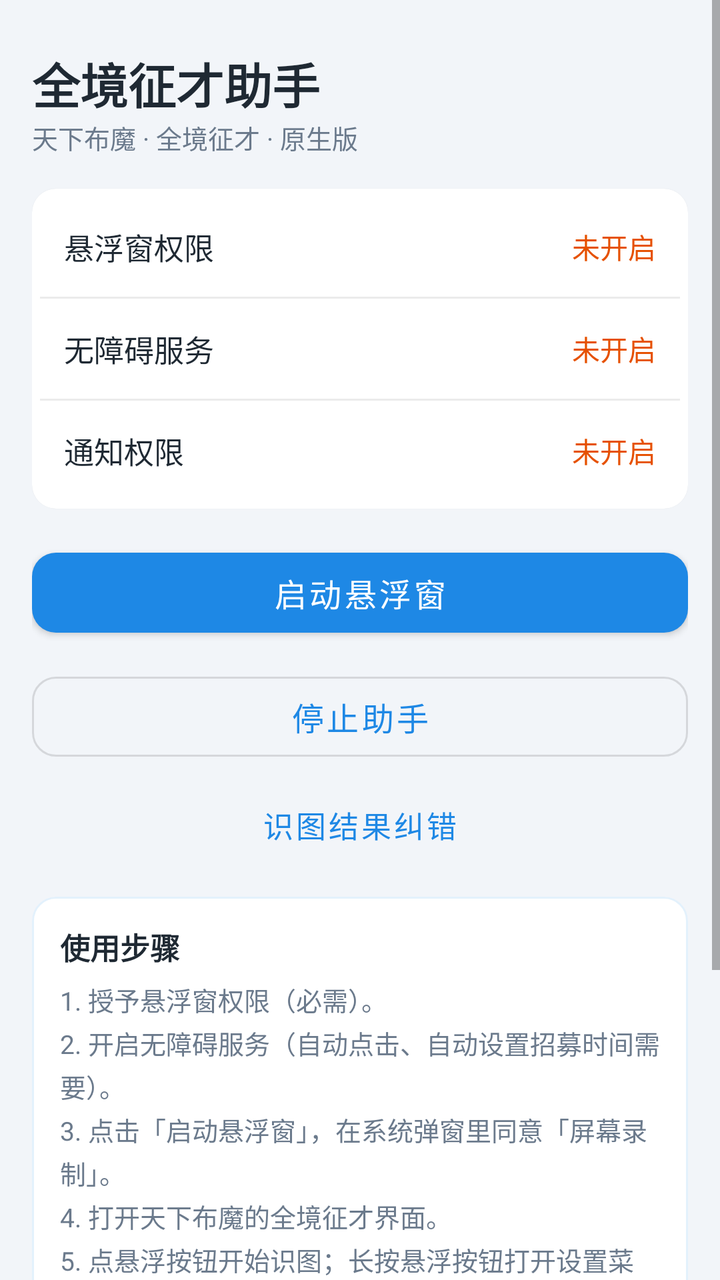
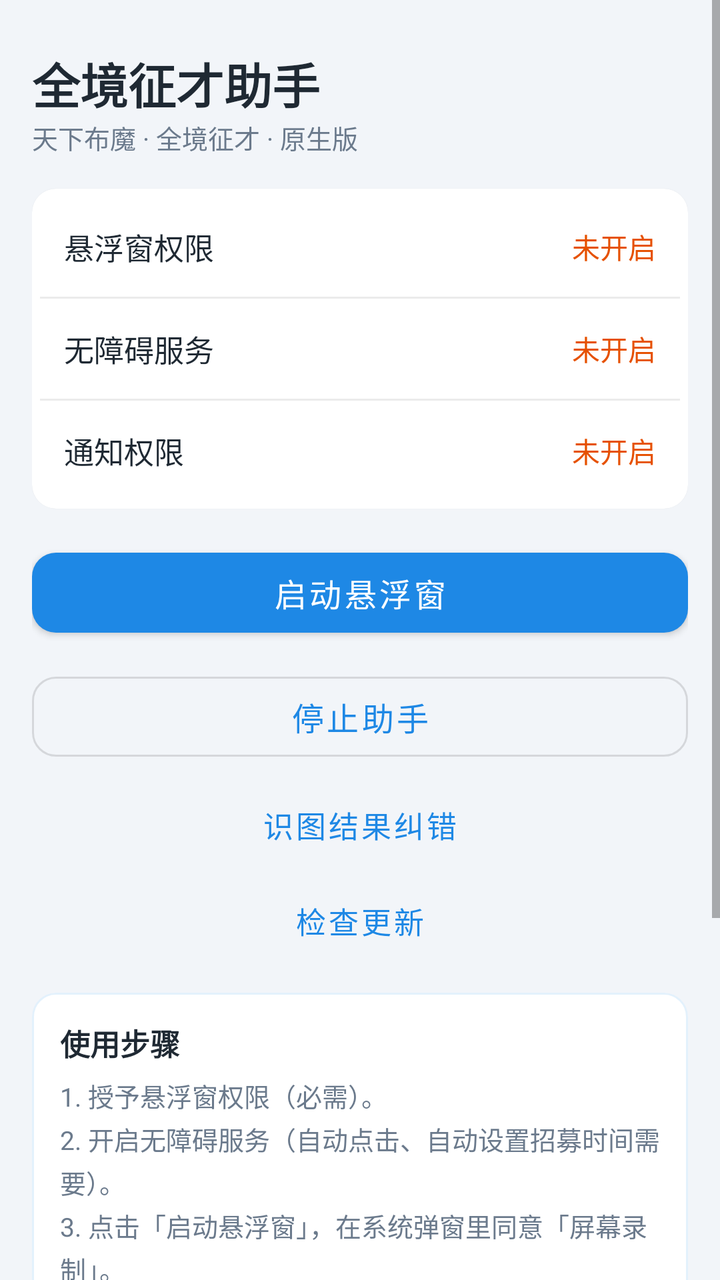

Before-and-after screenshots of an Android layout around one commit, followed by the original layout XML and the change that was made.
<!-- AndroidManifest.xml: application theme Theme.TKFMtool -->
<!-- res/layout/activity_main.xml -->
﻿<?xml version="1.0" encoding="utf-8"?>
<ScrollView xmlns:android="http://schemas.android.com/apk/res/android"
    xmlns:app="http://schemas.android.com/apk/res-auto"
    android:layout_width="match_parent"
    android:layout_height="match_parent"
    android:background="@color/bg"
    android:fillViewport="true">

    <LinearLayout
        android:layout_width="match_parent"
        android:layout_height="wrap_content"
        android:orientation="vertical"
        android:padding="16dp">

        <TextView
            android:layout_width="match_parent"
            android:layout_height="wrap_content"
            android:paddingTop="8dp"
            android:text="@string/app_name"
            android:textColor="@color/text_primary"
            android:textSize="24sp"
            android:textStyle="bold" />

        <TextView
            android:layout_width="match_parent"
            android:layout_height="wrap_content"
            android:paddingBottom="16dp"
            android:text="@string/app_subtitle"
            android:textColor="@color/text_secondary"
            android:textSize="13sp" />

        <com.google.android.material.card.MaterialCardView
            android:layout_width="match_parent"
            android:layout_height="wrap_content"
            app:cardCornerRadius="12dp"
            app:cardElevation="1dp">

            <LinearLayout
                android:layout_width="match_parent"
                android:layout_height="wrap_content"
                android:orientation="vertical"
                android:padding="4dp">

                <LinearLayout
                    android:id="@+id/rowOverlay"
                    android:layout_width="match_parent"
                    android:layout_height="wrap_content"
                    android:background="?attr/selectableItemBackground"
                    android:clickable="true"
                    android:focusable="true"
                    android:gravity="center_vertical"
                    android:orientation="horizontal"
                    android:paddingStart="12dp"
                    android:paddingEnd="12dp"
                    android:paddingTop="14dp"
                    android:paddingBottom="14dp">

                    <TextView
                        android:layout_width="0dp"
                        android:layout_height="wrap_content"
                        android:layout_weight="1"
                        android:text="@string/permission_overlay"
                        android:textColor="@color/text_primary"
                        android:textSize="15sp" />

                    <TextView
                        android:id="@+id/tvOverlay"
                        android:layout_width="wrap_content"
                        android:layout_height="wrap_content"
                        android:text="@string/state_denied"
                        android:textColor="@color/warn"
                        android:textSize="14sp" />
                </LinearLayout>

                <View
                    android:layout_width="match_parent"
                    android:layout_height="1dp"
                    android:background="#14000000" />

                <LinearLayout
                    android:id="@+id/rowA11y"
                    android:layout_width="match_parent"
                    android:layout_height="wrap_content"
                    android:background="?attr/selectableItemBackground"
                    android:clickable="true"
                    android:focusable="true"
                    android:gravity="center_vertical"
                    android:orientation="horizontal"
                    android:paddingStart="12dp"
                    android:paddingEnd="12dp"
                    android:paddingTop="14dp"
                    android:paddingBottom="14dp">

                    <TextView
                        android:layout_width="0dp"
                        android:layout_height="wrap_content"
                        android:layout_weight="1"
                        android:text="@string/permission_accessibility"
                        android:textColor="@color/text_primary"
                        android:textSize="15sp" />

                    <TextView
                        android:id="@+id/tvA11y"
                        android:layout_width="wrap_content"
                        android:layout_height="wrap_content"
                        android:text="@string/state_denied"
                        android:textColor="@color/warn"
                        android:textSize="14sp" />
                </LinearLayout>

                <View
                    android:layout_width="match_parent"
                    android:layout_height="1dp"
                    android:background="#14000000" />

                <LinearLayout
                    android:id="@+id/rowNotif"
                    android:layout_width="match_parent"
                    android:layout_height="wrap_content"
                    android:background="?attr/selectableItemBackground"
                    android:clickable="true"
                    android:focusable="true"
                    android:gravity="center_vertical"
                    android:orientation="horizontal"
                    android:paddingStart="12dp"
                    android:paddingEnd="12dp"
                    android:paddingTop="14dp"
                    android:paddingBottom="14dp">

                    <TextView
                        android:layout_width="0dp"
                        android:layout_height="wrap_content"
                        android:layout_weight="1"
                        android:text="@string/permission_notification"
                        android:textColor="@color/text_primary"
                        android:textSize="15sp" />

                    <TextView
                        android:id="@+id/tvNotif"
                        android:layout_width="wrap_content"
                        android:layout_height="wrap_content"
                        android:text="@string/state_denied"
                        android:textColor="@color/warn"
                        android:textSize="14sp" />
                </LinearLayout>
            </LinearLayout>
        </com.google.android.material.card.MaterialCardView>

        <com.google.android.material.button.MaterialButton
            android:id="@+id/btnStart"
            android:layout_width="match_parent"
            android:layout_height="52dp"
            android:layout_marginTop="16dp"
            android:text="@string/btn_start"
            android:textSize="16sp"
            app:cornerRadius="12dp" />

        <com.google.android.material.button.MaterialButton
            android:id="@+id/btnStop"
            style="@style/Widget.MaterialComponents.Button.OutlinedButton"
            android:layout_width="match_parent"
            android:layout_height="52dp"
            android:layout_marginTop="10dp"
            android:text="@string/btn_stop"
            android:textSize="16sp"
            app:cornerRadius="12dp" />

        <com.google.android.material.button.MaterialButton
            android:id="@+id/btnCorrect"
            style="@style/Widget.MaterialComponents.Button.TextButton"
            android:layout_width="match_parent"
            android:layout_height="48dp"
            android:layout_marginTop="4dp"
            android:text="@string/btn_correct"
            android:textSize="15sp" />

        <com.google.android.material.card.MaterialCardView
            android:layout_width="match_parent"
            android:layout_height="wrap_content"
            android:layout_marginTop="12dp"
            app:cardCornerRadius="12dp"
            app:cardElevation="0dp"
            app:strokeWidth="1dp"
            app:strokeColor="#1F1E88E5">

            <LinearLayout
                android:layout_width="match_parent"
                android:layout_height="wrap_content"
                android:orientation="vertical"
                android:padding="14dp">

                <TextView
                    style="@style/CardTitle"
                    android:layout_width="wrap_content"
                    android:layout_height="wrap_content"
                    android:text="@string/usage_title" />

                <TextView
                    style="@style/CardBody"
                    android:layout_width="match_parent"
                    android:layout_height="wrap_content"
                    android:layout_marginTop="6dp"
                    android:text="@string/usage_body" />
            </LinearLayout>
        </com.google.android.material.card.MaterialCardView>

        <com.google.android.material.card.MaterialCardView
            android:layout_width="match_parent"
            android:layout_height="wrap_content"
            android:layout_marginTop="12dp"
            android:layout_marginBottom="24dp"
            app:cardCornerRadius="12dp"
            app:cardElevation="0dp"
            app:strokeWidth="1dp"
            app:strokeColor="#1F000000">

            <LinearLayout
                android:layout_width="match_parent"
                android:layout_height="wrap_content"
                android:orientation="vertical"
                android:padding="14dp">

                <TextView
                    style="@style/CardTitle"
                    android:layout_width="wrap_content"
                    android:layout_height="wrap_content"
                    android:text="@string/notice_title" />

                <TextView
                    style="@style/CardBody"
                    android:layout_width="match_parent"
                    android:layout_height="wrap_content"
                    android:layout_marginTop="6dp"
                    android:text="@string/notice_body" />
            </LinearLayout>
        </com.google.android.material.card.MaterialCardView>
    </LinearLayout>
</ScrollView>
<!-- resources referenced by this layout -->
<resources>
  <color name="bg">#F2F5F9</color>
  <color name="text_primary">#1F2933</color>
  <color name="text_secondary">#6B7A8C</color>
  <color name="warn">#E65100</color>
  <string name="app_name">全境征才助手</string>
  <string name="app_subtitle">天下布魔 · 全境征才 · 原生版</string>
  <string name="btn_correct">识图结果纠错</string>
  <string name="btn_start">启动悬浮窗</string>
  <string name="btn_stop">停止助手</string>
  <string name="notice_body">屏幕录制授权在每次启动时都需要重新确认，这是 Android 14 及以上系统的限制。识图与点击全部在本机完成，不联网、不上传任何画面。</string>
  <string name="notice_title">说明</string>
  <string name="permission_accessibility">无障碍服务</string>
  <string name="permission_notification">通知权限</string>
  <string name="permission_overlay">悬浮窗权限</string>
  <string name="state_denied">未开启</string>
  <string name="usage_body">1. 授予悬浮窗权限（必需）。\n2. 开启无障碍服务（自动点击、自动设置招募时间需要）。\n3. 点击「启动悬浮窗」，在系统弹窗里同意「屏幕录制」。\n4. 打开天下布魔的全境征才界面。\n5. 点悬浮按钮开始识图；长按悬浮按钮打开设置菜单。</string>
  <string name="usage_title">使用步骤</string>
  <style name="CardBody">
          <item name="android:textSize">13sp</item>
          <item name="android:textColor">@color/text_secondary</item>
          <item name="android:lineSpacingExtra">3dp</item>
      </style>
  <style name="CardTitle">
          <item name="android:textSize">15sp</item>
          <item name="android:textStyle">bold</item>
          <item name="android:textColor">@color/text_primary</item>
      </style>
  <style name="Theme.TKFMtool" parent="Theme.MaterialComponents.DayNight.NoActionBar">
          <item name="colorPrimary">@color/brand</item>
          <item name="colorPrimaryVariant">@color/brand_dark</item>
          <item name="colorOnPrimary">#FFFFFF</item>
          <item name="colorSecondary">@color/brand</item>
          <item name="android:colorBackground">@color/bg</item>
          <item name="android:statusBarColor">@color/brand_dark</item>
          <item name="android:windowLightStatusBar" tools:targetApi="m">false</item>
      </style>
  <color name="brand">#1E88E5</color>
  <color name="brand_dark">#1565C0</color>
</resources>

<!-- the commit's change to res/layout/activity_main.xml (unified diff, before → after) -->
@@ -1,4 +1,4 @@
-﻿<?xml version="1.0" encoding="utf-8"?>
+<?xml version="1.0" encoding="utf-8"?>
 <ScrollView xmlns:android="http://schemas.android.com/apk/res/android"
     xmlns:app="http://schemas.android.com/apk/res-auto"
     android:layout_width="match_parent"
@@ -174,6 +174,14 @@
             android:text="@string/btn_correct"
             android:textSize="15sp" />
 
+        <com.google.android.material.button.MaterialButton
+            android:id="@+id/btnCheckUpdate"
+            style="@style/Widget.MaterialComponents.Button.TextButton"
+            android:layout_width="match_parent"
+            android:layout_height="48dp"
+            android:text="@string/check_update"
+            android:textSize="15sp" />
+
         <com.google.android.material.card.MaterialCardView
             android:layout_width="match_parent"
             android:layout_height="wrap_content"
<!-- resource entries referenced after the edit -->
@@ -9,6 +9,7 @@
   <string name="btn_correct">识图结果纠错</string>
   <string name="btn_start">启动悬浮窗</string>
   <string name="btn_stop">停止助手</string>
+  <string name="check_update">检查更新</string>
   <string name="notice_body">屏幕录制授权在每次启动时都需要重新确认，这是 Android 14 及以上系统的限制。识图与点击全部在本机完成，不联网、不上传任何画面。</string>
   <string name="notice_title">说明</string>
   <string name="permission_accessibility">无障碍服务</string>
